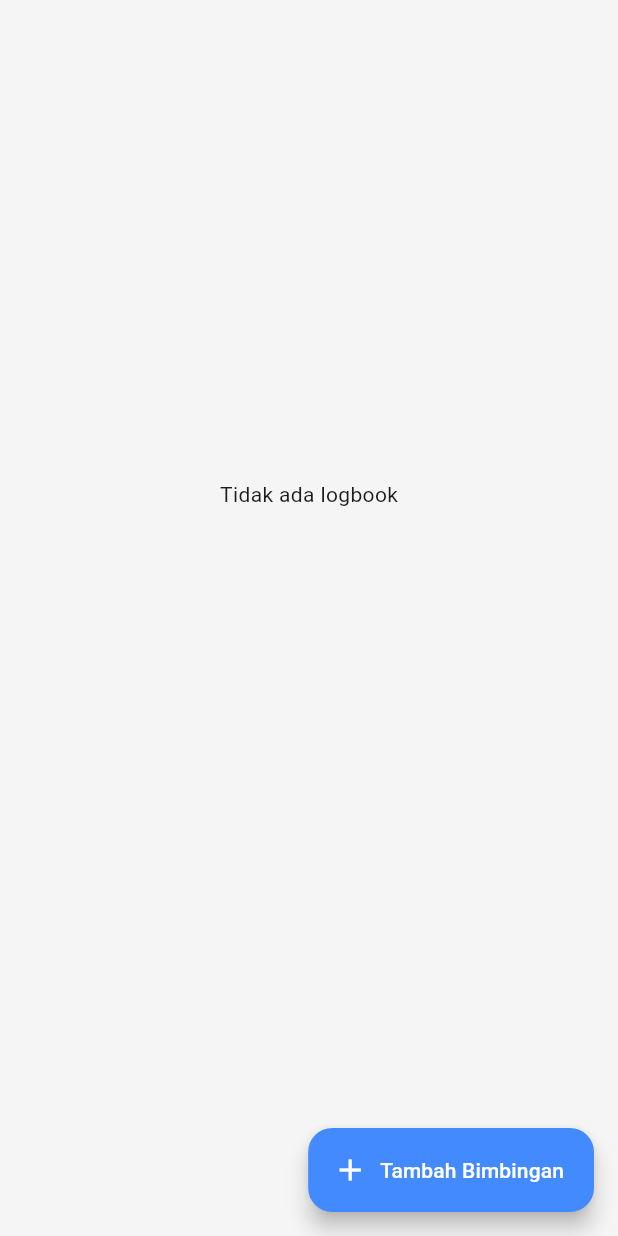
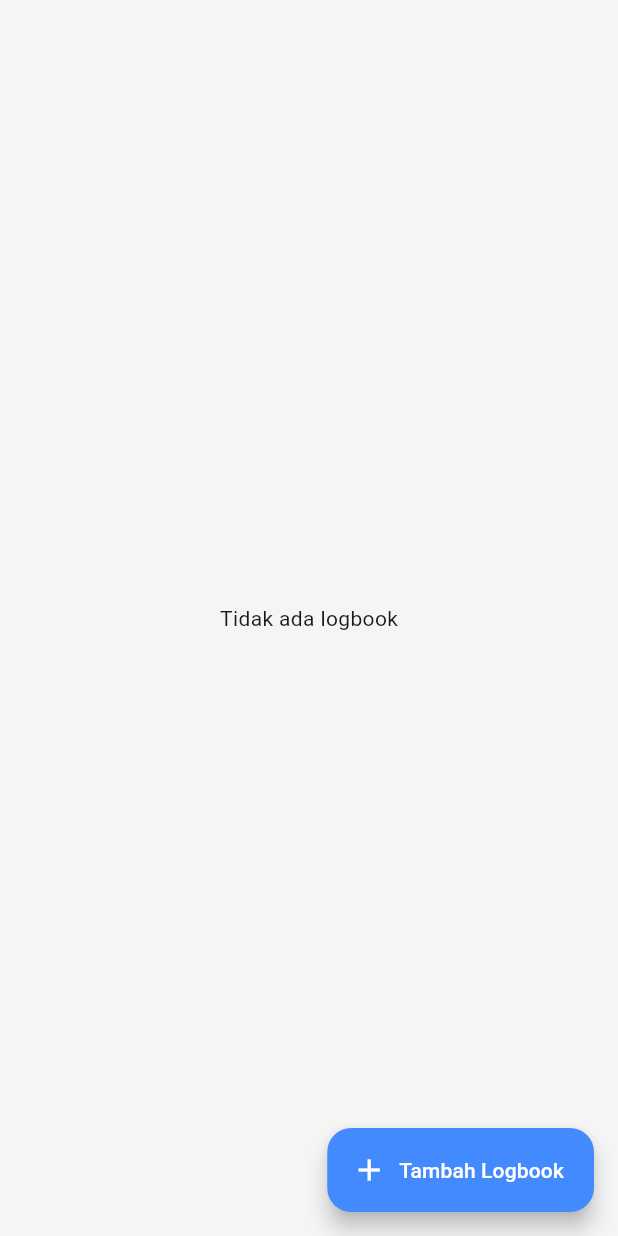
Before and after one commit to abhiramadamas/FP-PPB, a Flutter app: the LogbookPage screen opened directly, on a phone screen of 412 x 824 dp. Run offline on Flutter 3.47's test engine with Material 3 defaults, Android fonts, the phone set to English and light mode, and no system bars; our stand-ins replace cloud_firestore, firebase_auth, firebase_core; accounts and stored records are empty.

Commit message:
fix: render error with ListView

```diff
--- a/lib/ui/views/logbook/logbook_page.dart
+++ b/lib/ui/views/logbook/logbook_page.dart
@@ -17,9 +17,9 @@ class _LogbookPageState extends State<LogbookPage> {
   @override
   Widget build(BuildContext context) {
     return Scaffold(
-      body: _buildUi(),
+      body: _logbookListView(),
       floatingActionButton: FloatingActionButton.extended(
-        label: const Text("Tambah Bimbingan"),
+        label: const Text("Tambah Logbook"),
         icon: const Icon(Icons.add),
         onPressed: () async {
           await Navigator.of(context).push(
@@ -30,19 +30,8 @@ class _LogbookPageState extends State<LogbookPage> {
     );
   }
 
-  Widget _buildUi() {
-    return SafeArea(
-      child: Expanded(
-        child: _logbookListView(),
-      ),
-    );
-  }
-
   Widget _logbookListView() {
-    return SizedBox(
-      height: MediaQuery.sizeOf(context).height * 0.80,
-      width: MediaQuery.sizeOf(context).width,
-      child: StreamBuilder(
+    return StreamBuilder(
       stream: _logbookService.getLogbooks(),
       builder: (context, snapshot) {
         List logbooks = snapshot.data?.docs ?? [];
@@ -58,9 +47,8 @@ class _LogbookPageState extends State<LogbookPage> {
             String formatedDate =
                 DateFormat("dd MMMM yyyy").format(logbook.date.toDate());
             String logbookId = logbooks[index].id;
-
-              return Padding(
-                padding: const EdgeInsets.all(8.0),
+            return Container(
+              margin: const EdgeInsets.symmetric(vertical: 5.0),
               child: LogbookItemCard(
                 createdAt: formatedDate,
                 number: logbooks.length - index,
@@ -68,9 +56,9 @@ class _LogbookPageState extends State<LogbookPage> {
               ),
             );
           },
+          padding: const EdgeInsets.all(10.0),
         );
       },
-      ),
     );
   }
 }
```
Also changed, not shown: lib/ui/views/berita/berita_page.dart (+6 -20 lines). Lines whose indentation alone changed are shown as unchanged.
